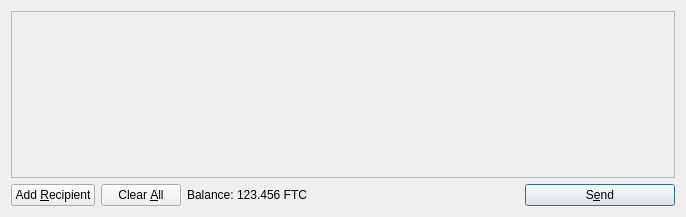
Before: the Qt Designer form src/qt/forms/sendcoinsdialog.ui in FeatherCoin/Feathercoin, drawn with Qt 5.
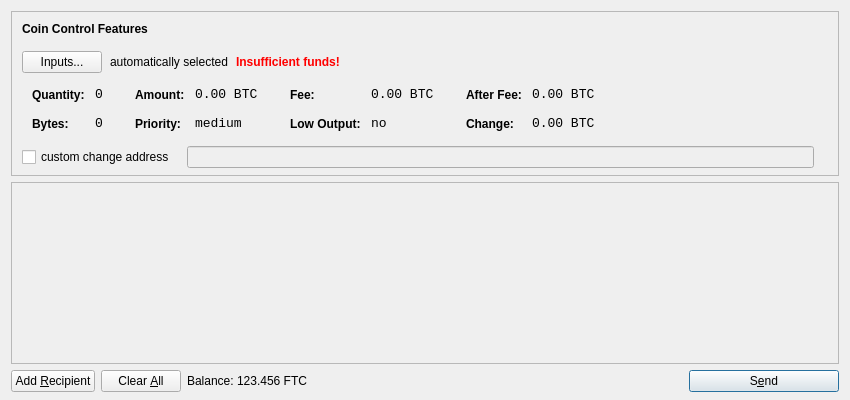
After: the same form once the commit is applied. Icons and pictures are not drawn.

Commit message:
Coin Control Features for Bitcoin 0.8.5
* fix transaction timezone display bug in output selection
* excluding Bitcoin 0.9 changes for #3008 and #2945
* merged src/wallet.cpp for nMinimumInputValue (mininput)

```diff
--- a/src/qt/forms/sendcoinsdialog.ui
+++ b/src/qt/forms/sendcoinsdialog.ui
@@ -6,14 +6,615 @@
    <rect>
     <x>0</x>
     <y>0</y>
-    <width>686</width>
-    <height>217</height>
+    <width>850</width>
+    <height>400</height>
    </rect>
   </property>
   <property name="windowTitle">
    <string>Send Coins</string>
   </property>
-  <layout class="QVBoxLayout" name="verticalLayout">
+  <layout class="QVBoxLayout" name="verticalLayout" stretch="0,1,0">
+   <property name="bottomMargin">
+    <number>8</number>
+   </property>
+   <item>
+    <widget class="QFrame" name="frameCoinControl">
+     <property name="sizePolicy">
+      <sizepolicy hsizetype="Expanding" vsizetype="Expanding">
+       <horstretch>0</horstretch>
+       <verstretch>0</verstretch>
+      </sizepolicy>
+     </property>
+     <property name="maximumSize">
+      <size>
+       <width>16777215</width>
+       <height>16777215</height>
+      </size>
+     </property>
+     <property name="frameShape">
+      <enum>QFrame::StyledPanel</enum>
+     </property>
+     <property name="frameShadow">
+      <enum>QFrame::Sunken</enum>
+     </property>
+     <layout class="QVBoxLayout" name="verticalLayoutCoinControl2">
+      <property name="spacing">
+       <number>-1</number>
+      </property>
+      <property name="leftMargin">
+       <number>0</number>
+      </property>
+      <property name="topMargin">
+       <number>0</number>
+      </property>
+      <property name="rightMargin">
+       <number>0</number>
+      </property>
+      <property name="bottomMargin">
+       <number>6</number>
+      </property>
+      <item>
+       <layout class="QVBoxLayout" name="verticalLayoutCoinControl" stretch="0,0,0,0,1">
+        <property name="spacing">
+         <number>0</number>
+        </property>
+        <property name="leftMargin">
+         <number>10</number>
+        </property>
+        <property name="topMargin">
+         <number>10</number>
+        </property>
+        <item>
+         <layout class="QHBoxLayout" name="horizontalLayoutCoinControl1">
+          <property name="bottomMargin">
+           <number>15</number>
+          </property>
+          <item>
+           <widget class="QLabel" name="labelCoinControlFeatures">
+            <property name="sizePolicy">
+             <sizepolicy hsizetype="Preferred" vsizetype="Maximum">
+              <horstretch>0</horstretch>
+              <verstretch>0</verstretch>
+             </sizepolicy>
+            </property>
+            <property name="font">
+             <font>
+              <weight>75</weight>
+              <bold>true</bold>
+             </font>
+            </property>
+            <property name="styleSheet">
+             <string notr="true">font-weight:bold;</string>
+            </property>
+            <property name="text">
+             <string>Coin Control Features</string>
+            </property>
+           </widget>
+          </item>
+         </layout>
+        </item>
+        <item>
+         <layout class="QHBoxLayout" name="horizontalLayoutCoinControl2" stretch="0,0,0,0">
+          <property name="spacing">
+           <number>8</number>
+          </property>
+          <property name="bottomMargin">
+           <number>10</number>
+          </property>
+          <item>
+           <widget class="QPushButton" name="pushButtonCoinControl">
+            <property name="styleSheet">
+             <string notr="true"/>
+            </property>
+            <property name="text">
+             <string>Inputs...</string>
+            </property>
+           </widget>
+          </item>
+          <item>
+           <widget class="QLabel" name="labelCoinControlAutomaticallySelected">
+            <property name="text">
+             <string>automatically selected</string>
+            </property>
+            <property name="margin">
+             <number>5</number>
+            </property>
+           </widget>
+          </item>
+          <item>
+           <widget class="QLabel" name="labelCoinControlInsuffFunds">
+            <property name="font">
+             <font>
+              <weight>75</weight>
+              <bold>true</bold>
+             </font>
+            </property>
+            <property name="styleSheet">
+             <string notr="true">color:red;font-weight:bold;</string>
+            </property>
+            <property name="text">
+             <string>Insufficient funds!</string>
+            </property>
+            <property name="margin">
+             <number>5</number>
+            </property>
+           </widget>
+          </item>
+          <item>
+           <spacer name="horizontalSpacerCoinControl">
+            <property name="orientation">
+             <enum>Qt::Horizontal</enum>
+            </property>
+            <property name="sizeHint" stdset="0">
+             <size>
+              <width>40</width>
+              <height>1</height>
+             </size>
+            </property>
+           </spacer>
+          </item>
+         </layout>
+        </item>
+        <item>
+         <widget class="QWidget" name="widgetCoinControl" native="true">
+          <property name="sizePolicy">
+           <sizepolicy hsizetype="Preferred" vsizetype="Preferred">
+            <horstretch>0</horstretch>
+            <verstretch>0</verstretch>
+           </sizepolicy>
+          </property>
+          <property name="minimumSize">
+           <size>
+            <width>0</width>
+            <height>0</height>
+           </size>
+          </property>
+          <property name="styleSheet">
+           <string notr="true"/>
+          </property>
+          <layout class="QHBoxLayout" name="horizontalLayoutCoinControl5">
+           <property name="margin">
+            <number>0</number>
+           </property>
+           <item>
+            <layout class="QHBoxLayout" name="horizontalLayoutCoinControl3" stretch="0,0,0,1">
+             <property name="spacing">
+              <number>20</number>
+             </property>
+             <property name="topMargin">
+              <number>0</number>
+             </property>
+             <property name="bottomMargin">
+              <number>10</number>
+             </property>
+             <item>
+              <layout class="QFormLayout" name="formLayoutCoinControl1">
+               <property name="horizontalSpacing">
+                <number>10</number>
+               </property>
+               <property name="verticalSpacing">
+                <number>14</number>
+               </property>
+               <property name="leftMargin">
+                <number>10</number>
+               </property>
+               <property name="topMargin">
+                <number>4</number>
+               </property>
+               <property name="rightMargin">
+                <number>6</number>
+               </property>
+               <item row="0" column="0">
+                <widget class="QLabel" name="labelCoinControlQuantityText">
+                 <property name="styleSheet">
+                  <string notr="true">font-weight:bold;</string>
+                 </property>
+                 <property name="text">
+                  <string>Quantity:</string>
+                 </property>
+                 <property name="margin">
+                  <number>0</number>
+                 </property>
+                </widget>
+               </item>
+               <item row="0" column="1">
+                <widget class="QLabel" name="labelCoinControlQuantity">
+                 <property name="font">
+                  <font>
+                   <family>Monospace</family>
+                   <pointsize>10</pointsize>
+                  </font>
+                 </property>
+                 <property name="cursor">
+                  <cursorShape>IBeamCursor</cursorShape>
+                 </property>
+                 <property name="contextMenuPolicy">
+                  <enum>Qt::ActionsContextMenu</enum>
+                 </property>
+                 <property name="text">
+                  <string>0</string>
+                 </property>
+                 <property name="margin">
+                  <number>0</number>
+                 </property>
+                 <property name="textInteractionFlags">
+                  <set>Qt::LinksAccessibleByMouse|Qt::TextSelectableByKeyboard|Qt::TextSelectableByMouse</set>
+                 </property>
+                </widget>
+               </item>
+               <item row="1" column="0">
+                <widget class="QLabel" name="labelCoinControlBytesText">
+                 <property name="styleSheet">
+                  <string notr="true">font-weight:bold;</string>
+                 </property>
+                 <property name="text">
+                  <string>Bytes:</string>
+                 </property>
+                </widget>
+               </item>
+               <item row="1" column="1">
+                <widget class="QLabel" name="labelCoinControlBytes">
+                 <property name="font">
+                  <font>
+                   <family>Monospace</family>
+                   <pointsize>10</pointsize>
+                  </font>
+                 </property>
+                 <property name="cursor">
+                  <cursorShape>IBeamCursor</cursorShape>
+                 </property>
+                 <property name="contextMenuPolicy">
+                  <enum>Qt::ActionsContextMenu</enum>
+                 </property>
+                 <property name="text">
+                  <string>0</string>
+                 </property>
+                 <property name="textInteractionFlags">
+                  <set>Qt::LinksAccessibleByMouse|Qt::TextSelectableByKeyboard|Qt::TextSelectableByMouse</set>
+                 </property>
+                </widget>
+               </item>
+              </layout>
+             </item>
+             <item>
+              <layout class="QFormLayout" name="formLayoutCoinControl2">
+               <property name="horizontalSpacing">
+                <number>10</number>
+               </property>
+               <property name="verticalSpacing">
+                <number>14</number>
+               </property>
+               <property name="leftMargin">
+                <number>6</number>
+               </property>
+               <property name="topMargin">
+                <number>4</number>
+               </property>
+               <property name="rightMargin">
+                <number>6</number>
+               </property>
+               <item row="0" column="0">
+                <widget class="QLabel" name="labelCoinControlAmountText">
+                 <property name="styleSheet">
+                  <string notr="true">font-weight:bold;</string>
+                 </property>
+                 <property name="text">
+                  <string>Amount:</string>
+                 </property>
+                 <property name="margin">
+                  <number>0</number>
+                 </property>
+                </widget>
+               </item>
+               <item row="0" column="1">
+                <widget class="QLabel" name="labelCoinControlAmount">
+                 <property name="font">
+                  <font>
+                   <family>Monospace</family>
+                   <pointsize>10</pointsize>
+                  </font>
+                 </property>
+                 <property name="cursor">
+                  <cursorShape>IBeamCursor</cursorShape>
+                 </property>
+                 <property name="contextMenuPolicy">
+                  <enum>Qt::ActionsContextMenu</enum>
+                 </property>
+                 <property name="text">
+                  <string>0.00 BTC</string>
+                 </property>
+                 <property name="textInteractionFlags">
+                  <set>Qt::LinksAccessibleByMouse|Qt::TextSelectableByKeyboard|Qt::TextSelectableByMouse</set>
+                 </property>
+                </widget>
+               </item>
+               <item row="1" column="0">
+                <widget class="QLabel" name="labelCoinControlPriorityText">
+                 <property name="styleSheet">
+                  <string notr="true">font-weight:bold;</string>
+                 </property>
+                 <property name="text">
+                  <string>Priority:</string>
+                 </property>
+                </widget>
+               </item>
+               <item row="1" column="1">
+                <widget class="QLabel" name="labelCoinControlPriority">
+                 <property name="font">
+                  <font>
+                   <family>Monospace</family>
+                   <pointsize>10</pointsize>
+                  </font>
+                 </property>
+                 <property name="cursor">
+                  <cursorShape>IBeamCursor</cursorShape>
+                 </property>
+                 <property name="contextMenuPolicy">
+                  <enum>Qt::ActionsContextMenu</enum>
+                 </property>
+                 <property name="text">
+                  <string>medium</string>
+                 </property>
+                 <property name="textInteractionFlags">
+                  <set>Qt::LinksAccessibleByMouse|Qt::TextSelectableByKeyboard|Qt::TextSelectableByMouse</set>
+                 </property>
+                </widget>
+               </item>
+              </layout>
+             </item>
+             <item>
+              <layout class="QFormLayout" name="formLayoutCoinControl3">
+               <property name="horizontalSpacing">
+                <number>10</number>
+               </property>
+               <property name="verticalSpacing">
+                <number>14</number>
+               </property>
+               <property name="leftMargin">
+                <number>6</number>
+               </property>
+               <property name="topMargin">
+                <number>4</number>
+               </property>
+               <property name="rightMargin">
+                <number>6</number>
+               </property>
+               <item row="0" column="0">
+                <widget class="QLabel" name="labelCoinControlFeeText">
+                 <property name="styleSheet">
+                  <string notr="true">font-weight:bold;</string>
+                 </property>
+                 <property name="text">
+                  <string>Fee:</string>
+                 </property>
+                 <property name="margin">
+                  <number>0</number>
+                 </property>
+                </widget>
+               </item>
+               <item row="0" column="1">
+                <widget class="QLabel" name="labelCoinControlFee">
+                 <property name="font">
+                  <font>
+                   <family>Monospace</family>
+                   <pointsize>10</pointsize>
+                  </font>
+                 </property>
+                 <property name="cursor">
+                  <cursorShape>IBeamCursor</cursorShape>
+                 </property>
+                 <property name="contextMenuPolicy">
+                  <enum>Qt::ActionsContextMenu</enum>
+                 </property>
+                 <property name="text">
+                  <string>0.00 BTC</string>
+                 </property>
+                 <property name="textInteractionFlags">
+                  <set>Qt::LinksAccessibleByMouse|Qt::TextSelectableByKeyboard|Qt::TextSelectableByMouse</set>
+                 </property>
+                </widget>
+               </item>
+               <item row="1" column="0">
+                <widget class="QLabel" name="labelCoinControlLowOutputText">
+                 <property name="styleSheet">
+                  <string notr="true">font-weight:bold;</string>
+                 </property>
+                 <property name="text">
+                  <string>Low Output:</string>
+                 </property>
+                </widget>
+               </item>
+               <item row="1" column="1">
+                <widget class="QLabel" name="labelCoinControlLowOutput">
+                 <property name="font">
+                  <font>
+                   <family>Monospace</family>
+                   <pointsize>10</pointsize>
+                  </font>
+                 </property>
+                 <property name="cursor">
+                  <cursorShape>IBeamCursor</cursorShape>
+                 </property>
+                 <property name="contextMenuPolicy">
+                  <enum>Qt::ActionsContextMenu</enum>
+                 </property>
+                 <property name="text">
+                  <string>no</string>
+                 </property>
+                 <property name="textInteractionFlags">
+                  <set>Qt::LinksAccessibleByMouse|Qt::TextSelectableByKeyboard|Qt::TextSelectableByMouse</set>
+                 </property>
+                </widget>
+               </item>
+              </layout>
+             </item>
+             <item>
+              <layout class="QFormLayout" name="formLayoutCoinControl4">
+               <property name="horizontalSpacing">
+                <number>10</number>
+               </property>
+               <property name="verticalSpacing">
+                <number>14</number>
+               </property>
+               <property name="leftMargin">
+                <number>6</number>
+               </property>
+               <property name="topMargin">
+                <number>4</number>
+               </property>
+               <property name="rightMargin">
+                <number>6</number>
+               </property>
+               <item row="0" column="0">
+                <widget class="QLabel" name="labelCoinControlAfterFeeText">
+                 <property name="styleSheet">
+                  <string notr="true">font-weight:bold;</string>
+                 </property>
+                 <property name="text">
+                  <string>After Fee:</string>
+                 </property>
+                 <property name="margin">
+                  <number>0</number>
+                 </property>
+                </widget>
+               </item>
+               <item row="0" column="1">
+                <widget class="QLabel" name="labelCoinControlAfterFee">
+                 <property name="font">
+                  <font>
+                   <family>Monospace</family>
+                   <pointsize>10</pointsize>
+                  </font>
+                 </property>
+                 <property name="cursor">
+                  <cursorShape>IBeamCursor</cursorShape>
+                 </property>
+                 <property name="contextMenuPolicy">
+                  <enum>Qt::ActionsContextMenu</enum>
+                 </property>
+                 <property name="text">
+                  <string>0.00 BTC</string>
+                 </property>
+                 <property name="textInteractionFlags">
+                  <set>Qt::LinksAccessibleByMouse|Qt::TextSelectableByKeyboard|Qt::TextSelectableByMouse</set>
+                 </property>
+                </widget>
+               </item>
+               <item row="1" column="0">
+                <widget class="QLabel" name="labelCoinControlChangeText">
+                 <property name="styleSheet">
+                  <string notr="true">font-weight:bold;</string>
+                 </property>
+                 <property name="text">
+                  <string>Change:</string>
+                 </property>
+                </widget>
+               </item>
+               <item row="1" column="1">
+                <widget class="QLabel" name="labelCoinControlChange">
+                 <property name="font">
+                  <font>
+                   <family>Monospace</family>
+                   <pointsize>10</pointsize>
+                  </font>
+                 </property>
+                 <property name="cursor">
+                  <cursorShape>IBeamCursor</cursorShape>
+                 </property>
+                 <property name="contextMenuPolicy">
+                  <enum>Qt::ActionsContextMenu</enum>
+                 </property>
+                 <property name="text">
+                  <string>0.00 BTC</string>
+                 </property>
+                 <property name="textInteractionFlags">
+                  <set>Qt::LinksAccessibleByMouse|Qt::TextSelectableByKeyboard|Qt::TextSelectableByMouse</set>
+                 </property>
+                </widget>
+               </item>
+              </layout>
+             </item>
+            </layout>
+           </item>
+          </layout>
+         </widget>
+        </item>
+        <item>
+         <layout class="QHBoxLayout" name="horizontalLayoutCoinControl4" stretch="0,0,0">
+          <property name="spacing">
+           <number>12</number>
+          </property>
+          <property name="sizeConstraint">
+           <enum>QLayout::SetDefaultConstraint</enum>
+          </property>
+          <property name="topMargin">
+           <number>5</number>
+          </property>
+          <property name="rightMargin">
+           <number>5</number>
+          </property>
+          <item>
+           <widget class="QCheckBox" name="checkBoxCoinControlChange">
+            <property name="text">
+             <string>custom change address</string>
+            </property>
+           </widget>
+          </item>
+          <item>
+           <widget class="QLineEdit" name="lineEditCoinControlChange">
+            <property name="enabled">
+             <bool>false</bool>
+            </property>
+            <property name="sizePolicy">
+             <sizepolicy hsizetype="Expanding" vsizetype="Fixed">
+              <horstretch>0</horstretch>
+              <verstretch>0</verstretch>
+             </sizepolicy>
+            </property>
+           </widget>
+          </item>
+          <item>
+           <widget class="QLabel" name="labelCoinControlChangeLabel">
+            <property name="sizePolicy">
+             <sizepolicy hsizetype="Preferred" vsizetype="Expanding">
+              <horstretch>0</horstretch>
+              <verstretch>0</verstretch>
+             </sizepolicy>
+            </property>
+            <property name="minimumSize">
+             <size>
+              <width>0</width>
+              <height>0</height>
+             </size>
+            </property>
+            <property name="text">
+             <string/>
+            </property>
+            <property name="margin">
+             <number>3</number>
+            </property>
+           </widget>
+          </item>
+         </layout>
+        </item>
+        <item>
+         <spacer name="verticalSpacerCoinControl">
+          <property name="orientation">
+           <enum>Qt::Vertical</enum>
+          </property>
+          <property name="sizeHint" stdset="0">
+           <size>
+            <width>800</width>
+            <height>1</height>
+           </size>
+          </property>
+         </spacer>
+        </item>
+       </layout>
+      </item>
+     </layout>
+    </widget>
+   </item>
    <item>
     <widget class="QScrollArea" name="scrollArea">
      <property name="widgetResizable">
@@ -24,7 +625,7 @@
        <rect>
         <x>0</x>
         <y>0</y>
-        <width>666</width>
+        <width>830</width>
         <height>165</height>
        </rect>
       </property>
```
The commit also changes 19 other files.
